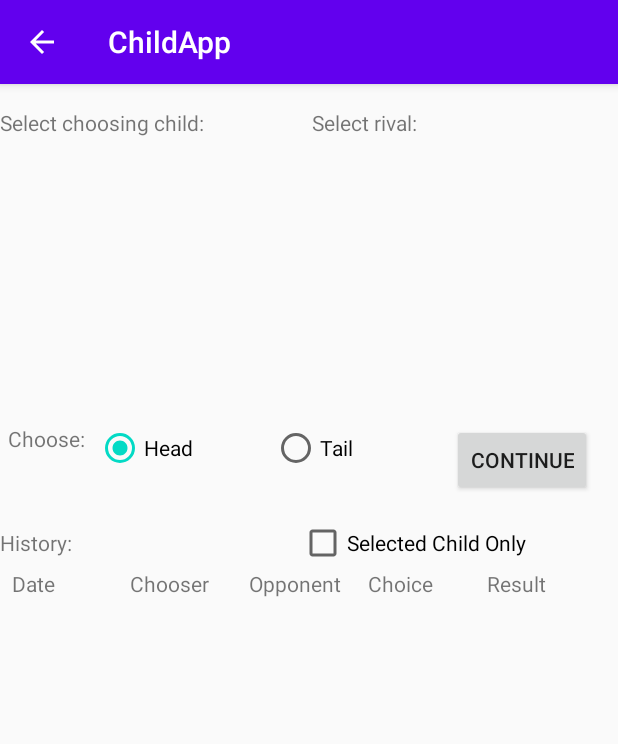
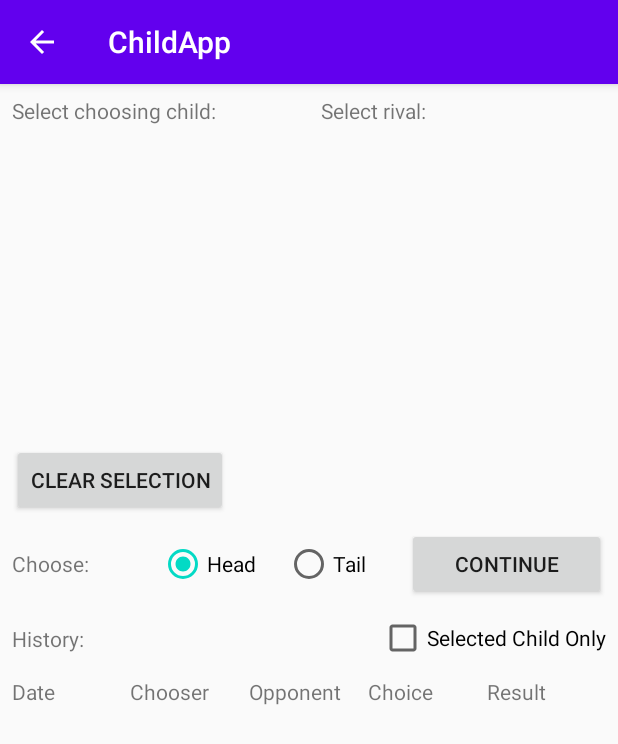
Before and after one commit to gyeung06/AndroidParentingApp, an Android app: the ChooseCoinActivity screen opened directly, with no data from a screen before it, on a phone screen of 412 x 824 dp. Shown: the top 744 px of the screen. Run offline under Robolectric (Android 15) with nearby library versions, the phone set to English and light mode, and no system bars.

Commit message:
redo coin choose layout

```diff
--- a/app/src/main/res/layout/content_choose_coin.xml
+++ b/app/src/main/res/layout/content_choose_coin.xml
@@ -15,70 +15,78 @@
         app:layout_constraintTop_toBottomOf="@+id/linearLayout"
         app:layout_constraintVertical_bias="0.0" />
 
+    <LinearLayout
+        android:id="@+id/linearLayout4"
+        android:layout_width="match_parent"
+        android:layout_height="240dp"
+        android:orientation="horizontal"
+        android:weightSum="1"
+        app:layout_constraintTop_toTopOf="parent">
+
+        <LinearLayout
+            android:layout_width="0dp"
+            android:layout_height="match_parent"
+            android:layout_weight="0.5"
+            android:orientation="vertical">
+
             <TextView
                 android:id="@+id/txtDes1"
                 android:layout_width="wrap_content"
                 android:layout_height="wrap_content"
-        android:layout_marginTop="16dp"
-        android:text="@string/choose_coin_des1"
-        app:layout_constraintStart_toStartOf="parent"
-        app:layout_constraintTop_toTopOf="parent" />
+                android:layout_margin="8dp"
+                android:text="@string/choose_coin_des1" />
 
             <ListView
                 android:id="@+id/lsChoosingChild"
-        android:layout_width="200dp"
-        android:layout_height="175dp"
-        app:layout_constraintStart_toStartOf="parent"
-        app:layout_constraintTop_toBottomOf="@+id/txtDes1" />
+                android:layout_width="match_parent"
+                android:layout_height="match_parent" />
 
-    <ListView
-        android:id="@+id/lsRival"
-        android:layout_width="200dp"
-        android:layout_height="175dp"
-        android:layout_marginStart="11dp"
-        app:layout_constraintStart_toEndOf="@+id/lsChoosingChild"
-        app:layout_constraintTop_toBottomOf="@+id/txtDes2" />
+        </LinearLayout>
 
+        <LinearLayout
+            android:layout_width="0dp"
+            android:layout_height="wrap_content"
+            android:layout_weight="0.5"
+            android:orientation="vertical">
 
             <TextView
                 android:id="@+id/txtDes2"
                 android:layout_width="wrap_content"
                 android:layout_height="wrap_content"
-        android:layout_marginStart="72dp"
-        android:layout_marginTop="16dp"
-        android:text="@string/choose_coin_des2"
-        app:layout_constraintStart_toEndOf="@+id/txtDes1"
-        app:layout_constraintTop_toTopOf="parent" />
+                android:layout_margin="8dp"
+                android:text="@string/choose_coin_des2" />
 
-    <TextView
-        android:id="@+id/txtxDes4"
-        android:layout_width="wrap_content"
+            <ListView
+                android:id="@+id/lsRival"
+                android:layout_width="match_parent"
+                android:layout_height="match_parent" />
+
+
+        </LinearLayout>
+    </LinearLayout>
+
+    <LinearLayout
+        android:id="@+id/linearLayout2"
+        android:layout_width="match_parent"
         android:layout_height="wrap_content"
-        android:layout_marginTop="50dp"
-        android:text="@string/choose_coin_des4"
-        app:layout_constraintStart_toStartOf="parent"
-        app:layout_constraintTop_toBottomOf="@+id/txtDes3" />
+        android:gravity="center"
+        app:layout_constraintTop_toBottomOf="@+id/btn_clear_selection">
 
         <TextView
             android:id="@+id/txtDes3"
             android:layout_width="wrap_content"
             android:layout_height="wrap_content"
-        android:layout_marginStart="5dp"
-        android:layout_marginTop="16dp"
-        android:text="@string/choose_coin_des3"
-        app:layout_constraintStart_toStartOf="parent"
-        app:layout_constraintTop_toBottomOf="@+id/lsChoosingChild" />
+            android:layout_margin="8dp"
+            android:layout_weight="1"
+            android:text="@string/choose_coin_des3" />
 
         <RadioGroup
             android:id="@+id/radioGroup"
-        android:layout_width="224dp"
-        android:layout_height="58dp"
-        android:layout_marginStart="64dp"
-        android:layout_marginTop="16dp"
+            android:layout_width="wrap_content"
+            android:layout_height="wrap_content"
+            android:layout_weight="1"
             android:contextClickable="true"
-        android:orientation="horizontal"
-        app:layout_constraintStart_toStartOf="parent"
-        app:layout_constraintTop_toBottomOf="@+id/lsChoosingChild">
+            android:orientation="horizontal">
 
             <RadioButton
                 android:id="@+id/rdbHead"
@@ -94,25 +102,23 @@
                 android:layout_height="wrap_content"
                 android:layout_weight="1"
                 android:text="@string/choose_coin_rdbTail" />
-
         </RadioGroup>
 
-    <CheckBox
-        android:id="@+id/chkViewHistorySelected"
-        android:layout_width="200dp"
-        android:layout_height="20dp"
-        android:layout_marginStart="151dp"
-        android:layout_marginTop="11dp"
-        android:text="@string/choose_coin_HisOption"
-        app:layout_constraintStart_toEndOf="@+id/txtxDes4"
-        app:layout_constraintTop_toBottomOf="@+id/radioGroup" />
+        <Button
+            android:id="@+id/continuebutton"
+            android:layout_width="wrap_content"
+            android:layout_height="wrap_content"
+            android:layout_margin="8dp"
+            android:layout_weight="1"
+            android:text="@string/choose_coin_con" />
+    </LinearLayout>
 
     <LinearLayout
         android:id="@+id/linearLayout"
         android:layout_width="match_parent"
         android:layout_height="wrap_content"
         android:padding="8sp"
-        app:layout_constraintTop_toBottomOf="@+id/txtxDes4">
+        app:layout_constraintTop_toBottomOf="@+id/linearLayout3">
 
         <TextView
             android:id="@+id/textDes5"
@@ -150,14 +156,37 @@
             android:text="@string/choose_coin_des9" />
     </LinearLayout>
 
-    <Button
-        android:id="@+id/continuebutton"
+    <RelativeLayout
+        android:id="@+id/linearLayout3"
+        android:layout_width="match_parent"
+        android:layout_height="wrap_content"
+        android:gravity="center_vertical"
+        app:layout_constraintTop_toBottomOf="@+id/linearLayout2">
+
+        <TextView
+            android:id="@+id/txtxDes4"
             android:layout_width="wrap_content"
             android:layout_height="wrap_content"
-        android:layout_marginStart="13dp"
-        android:layout_marginTop="16dp"
-        android:text="@string/choose_coin_con"
-        app:layout_constraintStart_toEndOf="@+id/radioGroup"
-        app:layout_constraintTop_toBottomOf="@+id/lsRival" />
+            android:layout_margin="8dp"
+            android:text="@string/choose_coin_des4" />
+
+        <CheckBox
+            android:id="@+id/chkViewHistorySelected"
+            android:layout_width="wrap_content"
+            android:layout_height="wrap_content"
+            android:layout_alignParentEnd="true"
+            android:layout_centerInParent="true"
+            android:layout_marginEnd="8dp"
+            android:text="@string/choose_coin_HisOption" />
+    </RelativeLayout>
+
+    <Button
+        android:id="@+id/btn_clear_selection"
+        android:layout_width="wrap_content"
+        android:layout_height="wrap_content"
+        android:layout_marginStart="8dp"
+        android:text="Clear selection"
+        app:layout_constraintStart_toStartOf="parent"
+        app:layout_constraintTop_toBottomOf="@+id/linearLayout4" />
 
 </androidx.constraintlayout.widget.ConstraintLayout>
```
Lines whose indentation alone changed are shown as unchanged.
